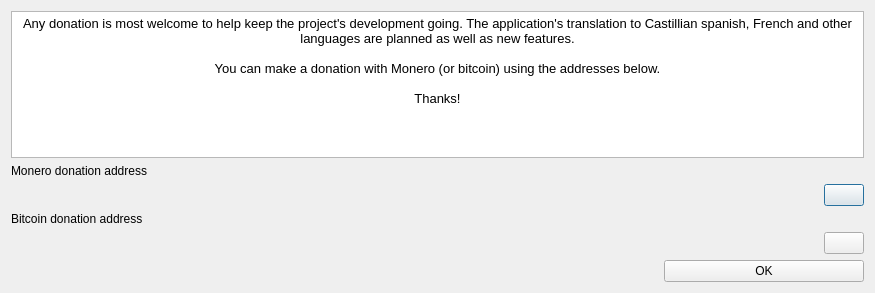
First picture: the form in galacteek/ui/donatedialog.ui, repository pinnaculum/galacteek, before the edit.
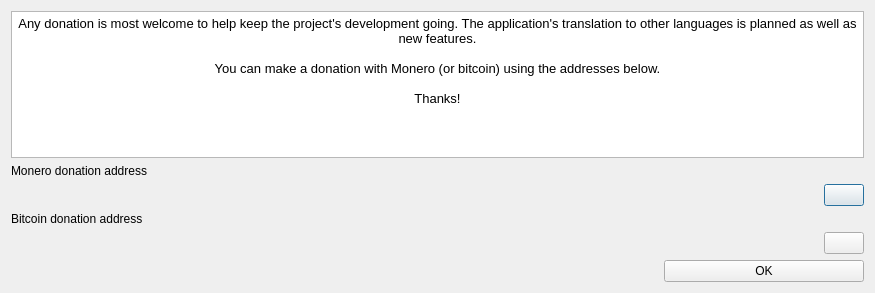
Second picture: the form after the edit. Icons and pictures are not drawn.

```diff
--- a/galacteek/ui/donatedialog.ui
+++ b/galacteek/ui/donatedialog.ui
@@ -35,7 +35,7 @@
 &lt;html&gt;&lt;head&gt;&lt;meta name=&quot;qrichtext&quot; content=&quot;1&quot; /&gt;&lt;style type=&quot;text/css&quot;&gt;
 p, li { white-space: pre-wrap; }
 &lt;/style&gt;&lt;/head&gt;&lt;body style=&quot; font-family:'Sans Serif'; font-size:9pt; font-weight:400; font-style:normal;&quot;&gt;
-&lt;p align=&quot;center&quot; style=&quot; margin-top:0px; margin-bottom:0px; margin-left:0px; margin-right:0px; -qt-block-indent:0; text-indent:0px;&quot;&gt;&lt;span style=&quot; font-size:10pt;&quot;&gt;Any donation is most welcome to help keep the project's development going. The application's translation to Castillian spanish, French and other languages are planned as well as new features.&lt;/span&gt;&lt;/p&gt;
+&lt;p align=&quot;center&quot; style=&quot; margin-top:0px; margin-bottom:0px; margin-left:0px; margin-right:0px; -qt-block-indent:0; text-indent:0px;&quot;&gt;&lt;span style=&quot; font-size:10pt;&quot;&gt;Any donation is most welcome to help keep the project's development going. The application's translation to other languages is planned as well as new features.&lt;/span&gt;&lt;/p&gt;
 &lt;p align=&quot;center&quot; style=&quot;-qt-paragraph-type:empty; margin-top:0px; margin-bottom:0px; margin-left:0px; margin-right:0px; -qt-block-indent:0; text-indent:0px; font-size:10pt;&quot;&gt;&lt;br /&gt;&lt;/p&gt;
 &lt;p align=&quot;center&quot; style=&quot; margin-top:0px; margin-bottom:0px; margin-left:0px; margin-right:0px; -qt-block-indent:0; text-indent:0px;&quot;&gt;&lt;span style=&quot; font-size:10pt;&quot;&gt;You can make a donation with Monero (or bitcoin) using the addresses below.&lt;/span&gt;&lt;/p&gt;
 &lt;p align=&quot;center&quot; style=&quot;-qt-paragraph-type:empty; margin-top:0px; margin-bottom:0px; margin-left:0px; margin-right:0px; -qt-block-indent:0; text-indent:0px; font-size:10pt;&quot;&gt;&lt;br /&gt;&lt;/p&gt;
```
